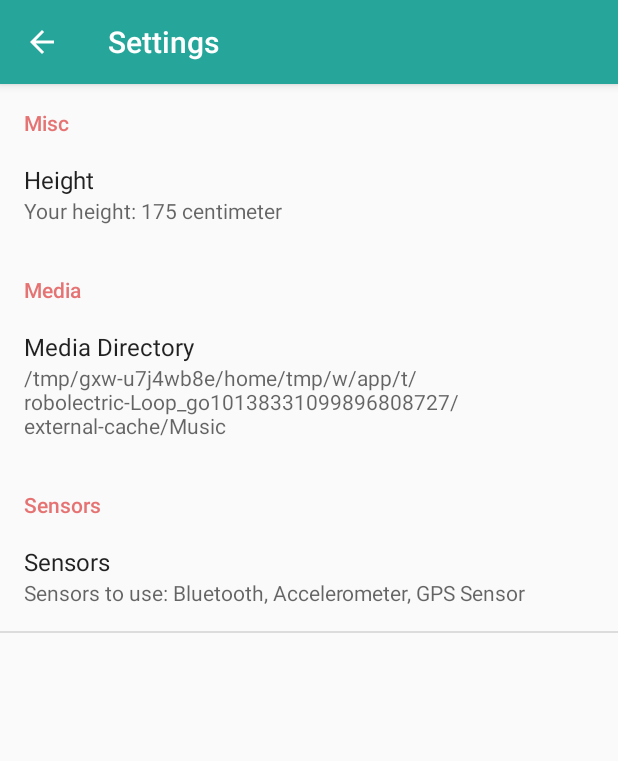
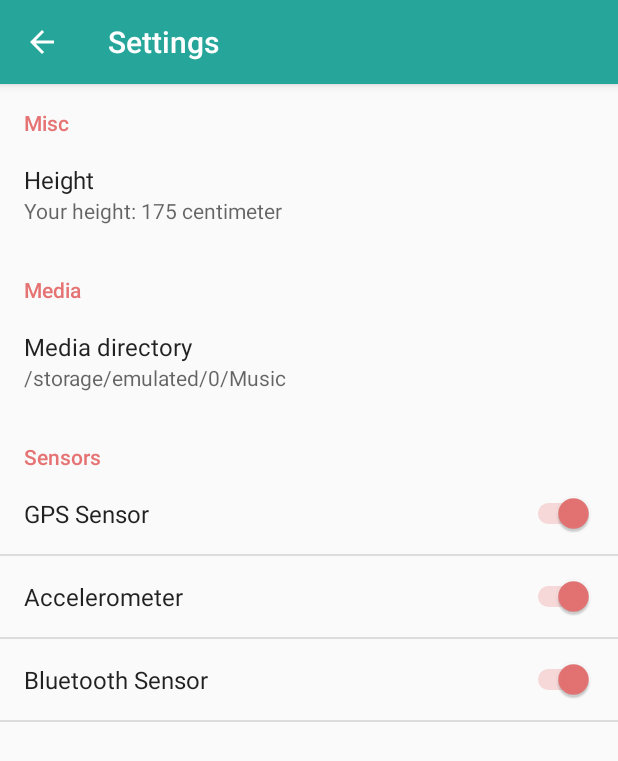
Before and after one commit to toni1991/Praktikum-Mobile-Sensing-for-Fitness-and-Wellbeing, an Android app: the screen it shows after launch (SettingsActivity), in the options menu, after a tap on "Settings", on a phone screen of 412 x 824 dp. Shown: the top 761 px of the screen. Run offline under Robolectric (Android 15) with nearby library versions, the phone set to English and light mode, and no system bars; libraries missing offline, so code that uses them is left out: com.jjoe64.graphview; 6 statements that could not run were skipped.

Commit message:
Fixed settings. Close #1.

```diff
--- a/app/src/main/java/de/uni_augsburg/mobilesensingforfitnessandwellbeing/activity/JBpmActivity.java
+++ b/app/src/main/java/de/uni_augsburg/mobilesensingforfitnessandwellbeing/activity/JBpmActivity.java
@@ -4,6 +4,7 @@ import android.Manifest;
 import android.content.Intent;
 import android.content.pm.PackageManager;
 import android.os.Bundle;
+import android.preference.PreferenceManager;
 import android.support.v4.app.ActivityCompat;
 import android.support.v7.app.AppCompatActivity;
 import android.view.Menu;
@@ -46,8 +47,9 @@ public class JBpmActivity extends AppCompatActivity {
         super.onCreate(savedInstanceState);
         setContentView(R.layout.activity_j_bpm);
 
+        PreferenceManager.setDefaultValues(this, R.xml.settings, false);
+
         this.allPermissions = new ArrayList<>();
-
         requestAllPermissions();
 
         findViews();
--- a/app/src/main/java/de/uni_augsburg/mobilesensingforfitnessandwellbeing/fragment/SettingsFragment.java
+++ b/app/src/main/java/de/uni_augsburg/mobilesensingforfitnessandwellbeing/fragment/SettingsFragment.java
@@ -1,126 +1,50 @@
 package de.uni_augsburg.mobilesensingforfitnessandwellbeing.fragment;
 
 import android.content.SharedPreferences;
+import android.content.SharedPreferences.OnSharedPreferenceChangeListener;
 import android.os.Bundle;
-import android.os.Environment;
 import android.preference.EditTextPreference;
-import android.preference.MultiSelectListPreference;
 import android.preference.Preference;
-import android.content.SharedPreferences.OnSharedPreferenceChangeListener;
-import android.preference.PreferenceCategory;
 import android.preference.PreferenceFragment;
-import android.preference.PreferenceScreen;
-import android.text.InputType;
-
-import java.util.Arrays;
-import java.util.HashSet;
-import java.util.Set;
-import java.util.stream.Collectors;
 
 import de.uni_augsburg.mobilesensingforfitnessandwellbeing.R;
-import de.uni_augsburg.mobilesensingforfitnessandwellbeing.sensors.AccSensor;
-import de.uni_augsburg.mobilesensingforfitnessandwellbeing.sensors.BTSensor;
-import de.uni_augsburg.mobilesensingforfitnessandwellbeing.sensors.GpsSensor;
 
-public class SettingsFragment extends PreferenceFragment  implements
+public class SettingsFragment extends PreferenceFragment implements
         OnSharedPreferenceChangeListener {
+
     @Override
     public void onCreate(Bundle savedInstanceState) {
         super.onCreate(savedInstanceState);
 
         addPreferencesFromResource(R.xml.settings);
 
-        this.getPreferenceScreen().getSharedPreferences().registerOnSharedPreferenceChangeListener(this);
-
-        addHeightSettings();
-        addMediaSettings();
-        addSensorSettings();
+        SharedPreferences sharedPreferences = getPreferenceScreen().getSharedPreferences();
+        sharedPreferences.registerOnSharedPreferenceChangeListener(this);
+        onSharedPreferenceChanged(sharedPreferences, "pref_height");
+        onSharedPreferenceChanged(sharedPreferences, "pref_media_directory");
     }
 
-    private void addHeightSettings() {
-        PreferenceScreen preferenceScreen =  this.getPreferenceScreen();
-
-        PreferenceCategory preferenceCategory = new PreferenceCategory(preferenceScreen.getContext());
-        preferenceCategory.setTitle("Misc");
-        preferenceScreen.addPreference(preferenceCategory);
-
-        EditTextPreference heightPreference = new EditTextPreference(preferenceScreen.getContext());
-        heightPreference.setKey("pref_height");
-        heightPreference.setTitle(getResources().getString(R.string.settings_height));
-        heightPreference.getEditText().setInputType(InputType.TYPE_CLASS_NUMBER);
-        heightPreference.setDefaultValue("175");
-
-        preferenceCategory.addPreference(heightPreference);
-
-        updateHeightPreference(heightPreference);
+    private void updateHeightPreference(Preference preference) {
+        String height = ((EditTextPreference) preference).getText();
+        preference.setSummary("Your height: " + height + " centimeter");
     }
 
-    private void addMediaSettings() {
-        PreferenceScreen preferenceScreen =  this.getPreferenceScreen();
-
-        PreferenceCategory preferenceCategory = new PreferenceCategory(preferenceScreen.getContext());
-        preferenceCategory.setTitle("Media");
-        preferenceScreen.addPreference(preferenceCategory);
-
-        EditTextPreference mediaDirectoryPreference = new EditTextPreference(preferenceScreen.getContext());
-        mediaDirectoryPreference.setKey("pref_media_directory");
-        mediaDirectoryPreference.setTitle(getResources().getString(R.string.settings_media_directory));
-        mediaDirectoryPreference.setDefaultValue( Environment.getExternalStorageDirectory() + "/Music");
-
-        preferenceCategory.addPreference(mediaDirectoryPreference);
-
-        updateMediaDirectoryPreference(mediaDirectoryPreference);
-    }
 
     private void updateMediaDirectoryPreference(Preference preference) {
         preference.setSummary(((EditTextPreference) preference).getText());
     }
 
-    private void addSensorSettings() {
-        PreferenceScreen preferenceScreen =  this.getPreferenceScreen();
-
-        PreferenceCategory preferenceCategory = new PreferenceCategory(preferenceScreen.getContext());
-        preferenceCategory.setTitle("Sensors");
-        preferenceScreen.addPreference(preferenceCategory);
-
-        String[] sensorNames = new String[]{
-                new GpsSensor(preferenceScreen.getContext()).getSensorName(),
-                new AccSensor(preferenceScreen.getContext()).getSensorName(),
-                new BTSensor(preferenceScreen.getContext()).getSensorName()
-        };
-
-        MultiSelectListPreference sensorListPreference = new MultiSelectListPreference(preferenceScreen.getContext());
-        sensorListPreference.setKey("pref_sensors");
-        sensorListPreference.setTitle(getResources().getString(R.string.settings_sensors));
-        sensorListPreference.setEntries(sensorNames);
-        sensorListPreference.setEntryValues(sensorNames);
-        sensorListPreference.setDefaultValue(new HashSet<String>(Arrays.asList(sensorNames)));
-        preferenceCategory.addPreference(sensorListPreference);
-
-        updateSensorsPreference(sensorListPreference);
-    }
-
-    private void updateHeightPreference(Preference preference) {
-        String height = ((EditTextPreference) preference).getText();
-        preference.setSummary("Your height: "+height+" centimeter");
-    }
-
-    private void updateSensorsPreference(Preference preference) {
-        Set<String> sensors = ((MultiSelectListPreference) preference).getValues();
-        preference.setSummary(
-                getResources().getString(R.string.settings_summary_sensors) + ": " +
-                        sensors.stream().collect(Collectors.joining(", "))
-        );
-    }
 
     @Override
     public void onSharedPreferenceChanged(SharedPreferences sharedPreferences, String key) {
         Preference preference = findPreference(key);
-        switch (key)
-        {
-            case "pref_height": updateHeightPreference(preference); break;
-            case "pref_sensors": updateSensorsPreference(preference); break;
-            case "pref_media_directory": updateMediaDirectoryPreference(preference); break;
+        switch (key) {
+            case "pref_height":
+                updateHeightPreference(preference);
+                break;
+            case "pref_media_directory":
+                updateMediaDirectoryPreference(preference);
+                break;
         }
     }
 
--- a/app/src/main/java/de/uni_augsburg/mobilesensingforfitnessandwellbeing/service/SensorToMusic.java
+++ b/app/src/main/java/de/uni_augsburg/mobilesensingforfitnessandwellbeing/service/SensorToMusic.java
@@ -111,17 +111,15 @@ public class SensorToMusic extends Service {
         sensors = new HashMap<>();
 
         SharedPreferences settings = PreferenceManager.getDefaultSharedPreferences(this);
-        Set<String> activatedSensors = settings.getStringSet("pref_sensors", new HashSet<String>());
 
         // Put new sensors over here
-
         Sensor gpsSensor = new GpsSensor(this);
-        if (activatedSensors.contains(gpsSensor.getSensorName()) || activatedSensors.isEmpty()) {
+        if (settings.getBoolean("pref_sensor_gps", true)) {
             sensors.put(gpsSensor.getSensorName(), gpsSensor);
         }
 
         Sensor accSensor = new AccSensor(this);
-        if (activatedSensors.contains(accSensor.getSensorName()) || activatedSensors.isEmpty()) {
+        if (settings.getBoolean("pref_sensor_accelerometer", true)) {
             sensors.put(accSensor.getSensorName(), accSensor);
         }
 
--- a/app/src/main/res/values/strings.xml
+++ b/app/src/main/res/values/strings.xml
@@ -6,10 +6,7 @@
     <string name="sensor_text">Sensor Test</string>
 
     <string name="settings">Settings</string>
-    <string name="settings_height">Height</string>
     <string name="settings_summary_height">Your height in centimeter</string>
-    <string name="settings_sensors">Sensors</string>
-    <string name="settings_summary_sensors">Sensors to use</string>
     <string name="settings_media_directory">Media Directory</string>
     <string name="stop_music_service">Stop music service</string>
 </resources>
--- a/app/src/main/res/xml/settings.xml
+++ b/app/src/main/res/xml/settings.xml
@@ -1,3 +1,39 @@
 <?xml version="1.0" encoding="utf-8"?>
 <PreferenceScreen xmlns:android="http://schemas.android.com/apk/res/android">
+
+    <PreferenceCategory android:title="Misc">
+
+        <EditTextPreference
+            android:defaultValue="175"
+            android:key="pref_height"
+            android:selectAllOnFocus="true"
+            android:singleLine="true"
+            android:title="Height" />
+    </PreferenceCategory>
+
+    <PreferenceCategory android:title="Media">
+
+        <EditTextPreference
+            android:defaultValue="/storage/emulated/0/Music"
+            android:key="pref_media_directory"
+            android:selectAllOnFocus="true"
+            android:singleLine="true"
+            android:title="Media directory" />
+    </PreferenceCategory>
+
+    <PreferenceCategory android:title="Sensors">
+
+        <SwitchPreference
+            android:defaultValue="true"
+            android:key="pref_sensor_gps"
+            android:title="GPS Sensor" />
+        <SwitchPreference
+            android:defaultValue="true"
+            android:key="pref_sensor_accelerometer"
+            android:title="Accelerometer" />
+        <SwitchPreference
+            android:defaultValue="true"
+            android:key="pref_sensor_bluetooth"
+            android:title="Bluetooth Sensor" />
+    </PreferenceCategory>
 </PreferenceScreen>
```
